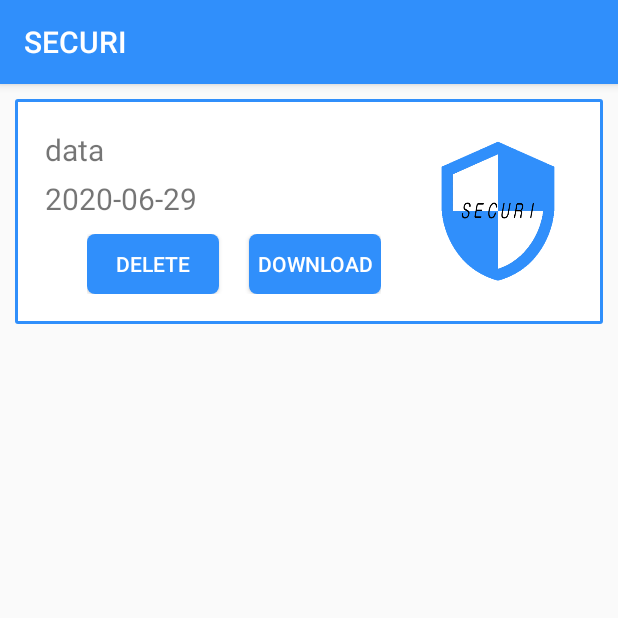
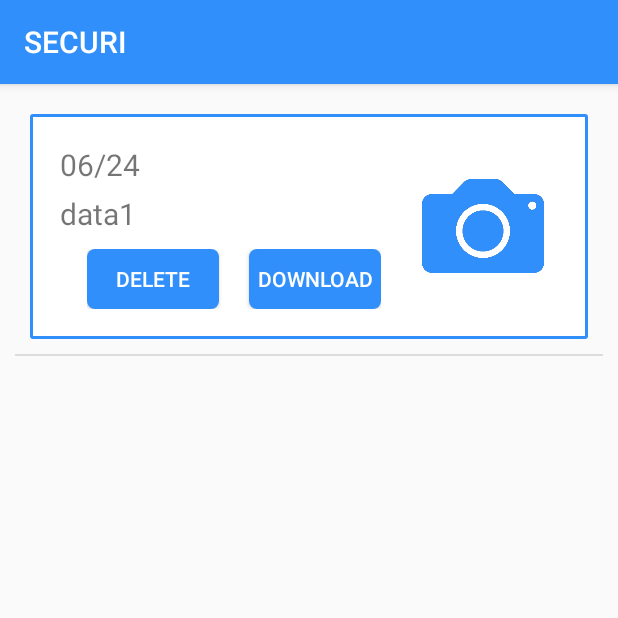
Before and after one commit to leeHana21/SECURI, an Android app: the securi_datainfo screen opened directly, with no data from a screen before it, on a phone screen of 412 x 824 dp, the top half of it. Run offline under Robolectric (Android 15) with nearby library versions, the light colour scheme and no system bars.

Commit message:
second upload(listview 구현)

```diff
--- /dev/null
+++ b/app/src/main/java/com/example/securi/ListViewAdapter_datainfo.java
@@ -0,0 +1,85 @@
+package com.example.securi;
+
+import android.content.Context;
+import android.view.LayoutInflater;
+import android.view.View;
+import android.view.ViewGroup;
+import android.widget.BaseAdapter;
+import android.widget.Button;
+import android.widget.ImageView;
+import android.widget.TextView;
+
+import java.util.ArrayList;
+
+public class ListViewAdapter_datainfo extends BaseAdapter {
+    // Adapter에 추가된 데이터를 저장하기 위한 ArrayList
+    private ArrayList<ListViewItem_datainfo> listViewItemList = new ArrayList<ListViewItem_datainfo>();
+
+    // ListViewAdapter의 생성자
+    public ListViewAdapter_datainfo() {
+
+    }
+
+    // Adapter에 사용되는 데이터의 개수를 리턴. : 필수 구현
+    @Override
+    public int getCount() {
+        return listViewItemList.size();
+    }
+
+    // position에 위치한 데이터를 화면에 출력하는데 사용될 View를 리턴. : 필수 구현
+    @Override
+    public View getView(int position, View convertView, ViewGroup parent) {
+        final int pos = position;
+        final Context context = parent.getContext();
+
+        // "listview_item" Layout을 inflate하여 convertView 참조 획득.
+        if (convertView == null) {
+            LayoutInflater inflater = (LayoutInflater) context.getSystemService(Context.LAYOUT_INFLATER_SERVICE);
+            convertView = inflater.inflate(R.layout.securi_datainfo_listview, parent, false);
+        }
+        TextView dataTitle = (TextView) convertView.findViewById(R.id.dataTitle);
+        TextView dataDate = (TextView) convertView.findViewById(R.id.dataDate);
+        Button btnDel = (Button) convertView.findViewById(R.id.btnDel);
+        Button btnDown = (Button) convertView.findViewById(R.id.btnDown);
+        ImageView dataInfoImg  = (ImageView) convertView.findViewById(R.id.dataInfoImg);
+
+        ListViewItem_datainfo listViewItem = listViewItemList.get(position);
+        dataDate.setText(listViewItem.getDataDate());
+        dataTitle.setText(listViewItem.getDataTitle());
+        dataInfoImg.setImageResource(listViewItem.getDataInfoImg());
+
+        btnDel.setOnClickListener(new View.OnClickListener() {
+            @Override
+            public void onClick(View v) {
+                //파이어베이스에서 데이터 삭제하는 코딩
+            }
+        });
+        btnDown.setOnClickListener(new View.OnClickListener() {
+            @Override
+            public void onClick(View v) {
+                //파이어베이스에서 이미지 다운 받는 코딩
+            }
+        });
+        return convertView;
+    }
+
+    @Override
+    public long getItemId(int position) {
+        return position;
+    }
+
+    // 지정한 위치(position)에 있는 데이터 리턴 : 필수 구현
+    @Override
+    public Object getItem(int position) {
+        return listViewItemList.get(position);
+    }
+    public void addItem_dataInfo(String dataTitle, String dataDate, int dataInfoImg) {
+        ListViewItem_datainfo data_item = new ListViewItem_datainfo();
+
+        data_item.setDataDate(dataDate);
+        data_item.setDataTitle(dataTitle);
+        data_item.setDataInfoImg(dataInfoImg);
+
+        listViewItemList.add(data_item);
+    }
+}
--- /dev/null
+++ b/app/src/main/java/com/example/securi/ListViewItem_datainfo.java
@@ -0,0 +1,31 @@
+package com.example.securi;
+
+public class ListViewItem_datainfo {
+    private String dataTitle;
+    private String dataDate;
+    private int dataInfoImg;
+
+    public String getDataTitle() {
+        return dataTitle;
+    }
+
+    public void setDataTitle(String dataTitle) {
+        this.dataTitle = dataTitle;
+    }
+
+    public String getDataDate() {
+        return dataDate;
+    }
+
+    public void setDataDate(String dataDate) {
+        this.dataDate = dataDate;
+    }
+
+    public int getDataInfoImg() {
+        return dataInfoImg;
+    }
+
+    public void setDataInfoImg(int dataInfoImg) {
+        this.dataInfoImg = dataInfoImg;
+    }
+}
--- a/app/src/main/java/com/example/securi/securi_datainfo.java
+++ b/app/src/main/java/com/example/securi/securi_datainfo.java
@@ -1,14 +1,36 @@
 package com.example.securi;
+
+import android.os.Bundle;
+import android.view.View;
+import android.widget.AdapterView;
+import android.widget.ArrayAdapter;
+import android.widget.ListView;
 
 import androidx.appcompat.app.AppCompatActivity;
 
-import android.os.Bundle;
-
 public class securi_datainfo extends AppCompatActivity {
+    static final String[] LIST_MENU = {"LIST1","LIST2","LIST3"};
 
     @Override
     protected void onCreate(Bundle savedInstanceState) {
         super.onCreate(savedInstanceState);
         setContentView(R.layout.securi_datainfo);
+        ListView listview_datainfo;
+        ListViewAdapter_datainfo adapter;
+
+        adapter = new ListViewAdapter_datainfo();
+        listview_datainfo = findViewById(R.id.listview_datainfo);
+        //ArrayAdapter adapter = new ArrayAdapter(this, android.R.layout.simple_list_item_1,LIST_MENU);
+        listview_datainfo.setAdapter(adapter);
+
+        adapter.addItem_dataInfo("06/24","data1",R.mipmap.camera);
+
+        //추후 파이어베이스에서 가져올 수 있게 구현해야함
+        listview_datainfo.setOnItemClickListener(new AdapterView.OnItemClickListener() {
+            @Override
+            public void onItemClick(AdapterView<?> parent, View view, int position, long id) {
+
+            }
+        });
     }
 }
--- a/app/src/main/res/layout/securi_datainfo.xml
+++ b/app/src/main/res/layout/securi_datainfo.xml
@@ -1,5 +1,5 @@
 <?xml version="1.0" encoding="utf-8"?>
-<LinearLayout xmlns:android="http://schemas.android.com/apk/res/android"
+<androidx.constraintlayout.widget.ConstraintLayout xmlns:android="http://schemas.android.com/apk/res/android"
     xmlns:app="http://schemas.android.com/apk/res-auto"
     xmlns:tools="http://schemas.android.com/tools"
     android:layout_width="match_parent"
@@ -7,67 +7,8 @@
     android:orientation="vertical"
     tools:context=".securi_datainfo"
     android:padding="10dp">
-
-    <LinearLayout
+    <ListView
         android:layout_width="match_parent"
-        android:layout_height="wrap_content"
-        android:orientation="horizontal"
-        android:gravity="center"
-        android:background="@drawable/border">
-        <LinearLayout
-            android:layout_width="match_parent"
-            android:layout_height="wrap_content"
-            android:orientation="horizontal"
-            android:padding="20dp">
-            <LinearLayout
-                android:layout_width="match_parent"
-                android:layout_height="wrap_content"
-                android:orientation="vertical"
-                android:gravity="center"
-                android:layout_weight="1">
-                <TextView
-                    android:layout_width="wrap_content"
-                    android:layout_height="wrap_content"
-                    android:text="data"
-                    android:textSize="20dp"
-                    android:layout_gravity="left"
-                    android:layout_marginBottom="5dp"/>
-
-                <TextView
-                    android:layout_width="wrap_content"
-                    android:layout_height="wrap_content"
-                    android:layout_gravity="left"
-                    android:text="2020-06-29"
-                    android:textSize="20dp" />
-
-                <LinearLayout
-                    android:layout_width="wrap_content"
-                    android:layout_height="wrap_content"
-                    android:orientation="horizontal"
-                    android:layout_marginTop="10dp">
-                    <Button
-                        android:layout_marginRight="20dp"
-                    android:layout_width="wrap_content"
-                    android:layout_height="40dp"
-                    android:text="delete"
-                    android:textColor="#ffffff"
-                    android:background="@drawable/popup_border"/>
-                    <Button
-                        android:layout_width="wrap_content"
-                        android:layout_height="40dp"
-                        android:text="download"
-                        android:textColor="#ffffff"
-                        android:background="@drawable/popup_border"/>
-                </LinearLayout>
-            </LinearLayout>
-
-            <ImageView
-                android:layout_width="100dp"
-                android:layout_height="100dp"
-                android:src="@mipmap/logoicon"
-                android:layout_gravity="center"/>
-
-        </LinearLayout>
-
-</LinearLayout>
-</LinearLayout>
+        android:layout_height="match_parent"
+        android:id="@+id/listview_datainfo"/>
+</androidx.constraintlayout.widget.ConstraintLayout>
--- /dev/null
+++ b/app/src/main/res/layout/securi_datainfo_listview.xml
@@ -0,0 +1,78 @@
+<?xml version="1.0" encoding="utf-8"?>
+<LinearLayout xmlns:android="http://schemas.android.com/apk/res/android"
+    xmlns:app="http://schemas.android.com/apk/res-auto"
+    xmlns:tools="http://schemas.android.com/tools"
+    android:layout_width="match_parent"
+    android:layout_height="match_parent"
+    android:orientation="vertical"
+    tools:context=".securi_datainfo"
+    android:padding="10dp">
+
+    <LinearLayout
+        android:layout_width="match_parent"
+        android:layout_height="wrap_content"
+        android:orientation="horizontal"
+        android:gravity="center"
+        android:background="@drawable/border">
+        <LinearLayout
+            android:layout_width="match_parent"
+            android:layout_height="wrap_content"
+            android:orientation="horizontal"
+            android:padding="20dp">
+            <LinearLayout
+                android:layout_width="match_parent"
+                android:layout_height="wrap_content"
+                android:orientation="vertical"
+                android:gravity="center"
+                android:layout_weight="1">
+                <TextView
+                    android:id="@+id/dataTitle"
+                    android:layout_width="wrap_content"
+                    android:layout_height="wrap_content"
+                    android:text="data"
+                    android:textSize="20dp"
+                    android:layout_gravity="left"
+                    android:layout_marginBottom="5dp"/>
+
+                <TextView
+                    android:id="@+id/dataDate"
+                    android:layout_width="wrap_content"
+                    android:layout_height="wrap_content"
+                    android:layout_gravity="left"
+                    android:text="2020-06-29"
+                    android:textSize="20dp" />
+
+                <LinearLayout
+                    android:layout_width="wrap_content"
+                    android:layout_height="wrap_content"
+                    android:orientation="horizontal"
+                    android:layout_marginTop="10dp">
+                    <Button
+                        android:id="@+id/btnDel"
+                        android:layout_marginRight="20dp"
+                        android:layout_width="wrap_content"
+                        android:layout_height="40dp"
+                        android:text="delete"
+                        android:textColor="#ffffff"
+                        android:background="@drawable/popup_border"/>
+                    <Button
+                        android:id="@+id/btnDown"
+                        android:layout_width="wrap_content"
+                        android:layout_height="40dp"
+                        android:text="download"
+                        android:textColor="#ffffff"
+                        android:background="@drawable/popup_border"/>
+                </LinearLayout>
+            </LinearLayout>
+
+            <ImageView
+                android:id="@+id/dataInfoImg"
+                android:layout_width="100dp"
+                android:layout_height="100dp"
+                android:src="@mipmap/logoicon"
+                android:layout_gravity="center"/>
+
+        </LinearLayout>
+
+    </LinearLayout>
+</LinearLayout>
```
Also changed, not shown: app/src/main/java/com/example/securi/ListViewAdapter.java (+36 -25 lines), app/src/main/java/com/example/securi/ListViewItem.java (+23 -14 lines), app/src/main/java/com/example/securi/MainActivity.java (+5 -5 lines), app/src/main/java/com/example/securi/Menu4Fragment.java (+20 -17 lines), app/src/main/java/com/example/securi/securi_entryhistory.java (+6 -17 lines), app/src/main/res/layout/securi_entryhistory.xml (+27 -17 lines), app/src/main/res/layout/securi_entryhistory_listview.xml (+9 -8 lines).
